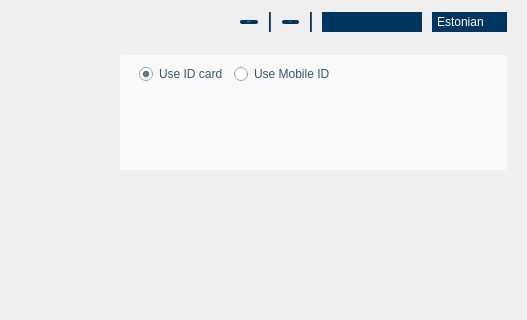
Before: the Qt Designer form qdigidoc/trunk/client/ui/MainWindow.ui in tixsys/esteid, drawn with Qt 5; both pictures show x 123 to 650 and y 0 to 320 of the 650 by 540 pixel window.
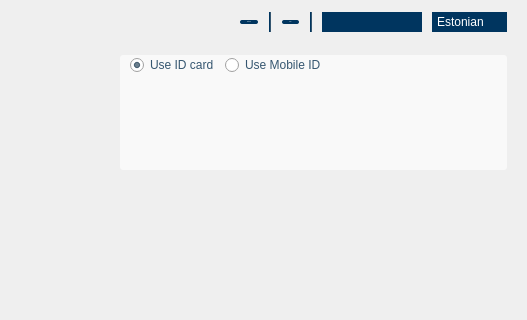
After: the same form once the commit is applied. Icons and pictures are not drawn. Custom widgets are drawn as their Qt base class.

What changed in the file:
```diff
--- a/qdigidoc/trunk/client/ui/MainWindow.ui
+++ b/qdigidoc/trunk/client/ui/MainWindow.ui
@@ -326,6 +326,9 @@
            </size>
           </property>
           <layout class="QGridLayout" name="infoFrameLayout">
+           <property name="margin">
+            <number>0</number>
+           </property>
            <item row="0" column="0">
             <layout class="QHBoxLayout" name="infoSignLayout">
              <item>
```
